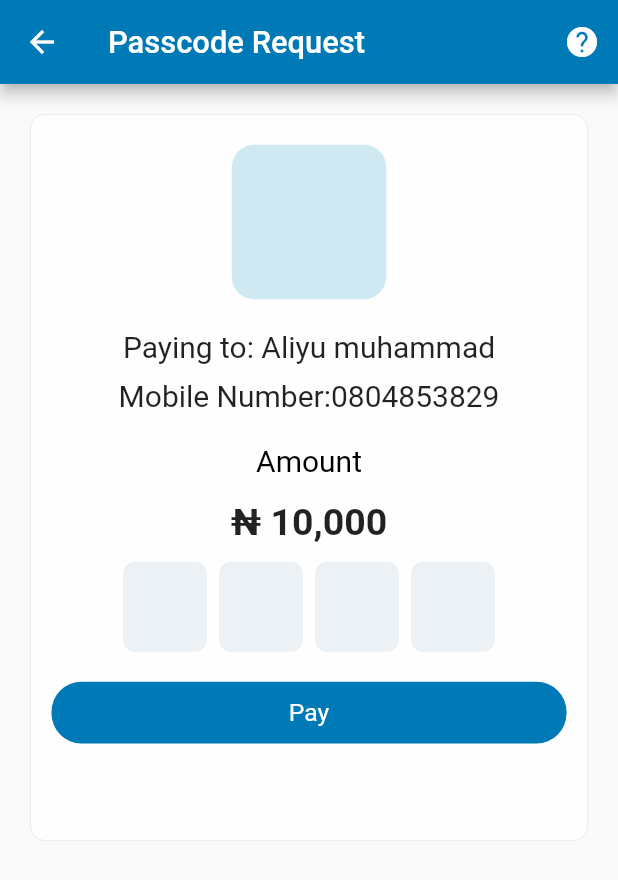
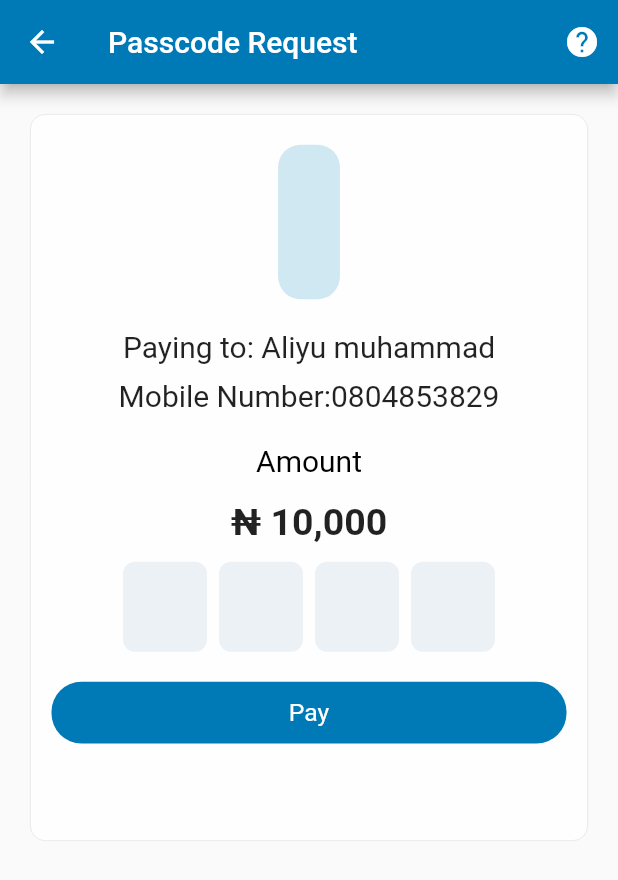
Before and after one commit to aliyumbutu/payot_app, a Flutter app: the AirtimeRecharge screen opened directly, after a tap on "Proceed", on a phone screen of 412 x 824 dp. Shown: the top 880 px of the screen. Run offline on Flutter 3.47's test engine with Material 2 defaults, Android fonts, the light colour scheme and no system bars; drawn by our look-alikes of pinput; our stand-ins replace pretty_qr_code, shared_preferences; missing offline and left inert: qr_code_scanner; accounts and stored records are empty; Roboto replaces fonts that are missing (Kufam_Medium).

Commit message:
final commit

```diff
--- a/lib/payments/passcoderequest.dart
+++ b/lib/payments/passcoderequest.dart
@@ -25,6 +25,8 @@ class _PasscodeRequestState extends State<PasscodeRequest> {
   @override
   Widget build(BuildContext context) {
     var notifier = Provider.of<ColorNotifier>(context, listen: true);
+    height = MediaQuery.of(context).size.height;
+    width = MediaQuery.of(context).size.width;
     return Scaffold(
       appBar: AppBar(
         backgroundColor: notifier.getprimeryColor,
@@ -41,7 +43,6 @@ class _PasscodeRequestState extends State<PasscodeRequest> {
           EnString.passcoderequest,
           style: TextStyle(
             color: notifier.getwihitecolor,
-            fontSize: height / 40,
             fontFamily: 'Kufam_Medium',
           ),
         ),
@@ -64,7 +65,7 @@ class _PasscodeRequestState extends State<PasscodeRequest> {
               Container(
                 margin: const EdgeInsets.only(top: 20),
 
-                width: width / 4.0,
+                width: width / 10.0,
                 height: height / 8,
                 decoration: ShapeDecoration(
                   color: const Color(0xFFCFE8F2),
--- a/lib/payments/scanandpay.dart
+++ b/lib/payments/scanandpay.dart
@@ -5,6 +5,7 @@ import 'package:provider/provider.dart';
 import 'package:qr_code_scanner/qr_code_scanner.dart';
 
 import '../utils/colornotifir.dart';
+import '../utils/mediaqury.dart';
 
 
 class ScanAndPay extends StatefulWidget {
@@ -23,6 +24,9 @@ class _ScanAndPay extends State<ScanAndPay> {
   @override
   Widget build(BuildContext context) {
     notifier = Provider.of<ColorNotifier>(context, listen: true);
+    height = MediaQuery.of(context).size.height;
+    width = MediaQuery.of(context).size.width;
+
     controller?.resumeCamera();
     // const size = MediaQuery.of(context).size;
     // height = MediaQuery.of(context).size.height,
--- a/lib/payments/sendtobank.dart
+++ b/lib/payments/sendtobank.dart
@@ -27,6 +27,8 @@ class _SendtoBankState extends State<SendtoBank> {
   @override
   Widget build(BuildContext context) {
     var notifier = Provider.of<ColorNotifier>(context, listen: true);
+    height = MediaQuery.of(context).size.height;
+    width = MediaQuery.of(context).size.width;
     return Scaffold(
       appBar: AppBar(
         backgroundColor: notifier.getprimeryColor,
--- a/lib/payments/sendtonumber.dart
+++ b/lib/payments/sendtonumber.dart
@@ -27,6 +27,8 @@ class _SendToNumberState extends State<SendToNumber> {
 
   Widget build(BuildContext context) {
     var notifier = Provider.of<ColorNotifier>(context, listen: true);
+    height = MediaQuery.of(context).size.height;
+    width = MediaQuery.of(context).size.width;
     return Scaffold(
       appBar: AppBar(
         backgroundColor: notifier.getprimeryColor,
--- a/lib/payments/sendwithqrcode.dart
+++ b/lib/payments/sendwithqrcode.dart
@@ -25,6 +25,8 @@ class _SendWithQrCodeState extends State<SendWithQrCode> {
   @override
   Widget build(BuildContext context) {
     var notifier = Provider.of<ColorNotifier>(context, listen: true);
+    height = MediaQuery.of(context).size.height;
+    width = MediaQuery.of(context).size.width;
     return Scaffold(
       appBar: AppBar(
         backgroundColor: notifier.getprimeryColor,
--- a/lib/screens/authscreens/otp.dart
+++ b/lib/screens/authscreens/otp.dart
@@ -27,6 +27,8 @@ class _OtpState extends State<Otp> {
 
   Widget build(BuildContext context) {
     notifier = Provider.of<ColorNotifier>(context, listen: true);
+    height = MediaQuery.of(context).size.height;
+    width = MediaQuery.of(context).size.width;
     return Scaffold(
       body: SingleChildScrollView(
         child: Column(
--- a/lib/screens/authscreens/register.dart
+++ b/lib/screens/authscreens/register.dart
@@ -27,6 +27,8 @@ class _RegisterState extends State<Register> {
   Widget build(BuildContext context) {
     TextEditingController number = TextEditingController();
     notifier = Provider.of<ColorNotifier>(context, listen: true);
+    height = MediaQuery.of(context).size.height;
+    width = MediaQuery.of(context).size.width;
     return Scaffold(
       body :SingleChildScrollView(
         child: Column(
--- a/lib/screens/authscreens/setpasscode.dart
+++ b/lib/screens/authscreens/setpasscode.dart
@@ -25,6 +25,8 @@ class _SetPascscodeState extends State<SetPascscode> {
   @override
   Widget build(BuildContext context) {
     notifier = Provider.of<ColorNotifier>(context, listen: true);
+    height = MediaQuery.of(context).size.height;
+    width = MediaQuery.of(context).size.width;
     return Scaffold(
       appBar: AppBar(
         backgroundColor: notifier.getprimeryColor,
--- a/lib/screens/authscreens/signin.dart
+++ b/lib/screens/authscreens/signin.dart
@@ -28,6 +28,8 @@ class _SignInState extends State<SignIn> {
   Widget build(BuildContext context) {
     TextEditingController number = TextEditingController();
     notifier = Provider.of<ColorNotifier>(context, listen: true);
+    height = MediaQuery.of(context).size.height;
+    width = MediaQuery.of(context).size.width;
     return  Scaffold(
       body :SingleChildScrollView(
         child: Column(
--- a/lib/screens/home/airtimerecharge.dart
+++ b/lib/screens/home/airtimerecharge.dart
@@ -28,6 +28,8 @@ class _AirtimeRechargeState extends State<AirtimeRecharge> {
     TextEditingController mobilenumbet = TextEditingController();
     TextEditingController amount = TextEditingController();
     notifier = Provider.of<ColorNotifier>(context, listen: true);
+    height = MediaQuery.of(context).size.height;
+    width = MediaQuery.of(context).size.width;
 
     return Scaffold(
       appBar: AppBar(
--- a/lib/screens/home/homescreen.dart
+++ b/lib/screens/home/homescreen.dart
@@ -51,6 +51,8 @@ class _HomeScreenState extends State<HomeScreen> {
   @override
   Widget build(BuildContext context) {
     notifier = Provider.of<ColorNotifier>(context, listen: true);
+    height = MediaQuery.of(context).size.height;
+    width = MediaQuery.of(context).size.width;
     bool checkTrnx = false;
     return  Scaffold(
 
--- a/lib/screens/home/paymentcomple.dart
+++ b/lib/screens/home/paymentcomple.dart
@@ -20,6 +20,8 @@ class _PaymentcompleState extends State<Paymentcomple> {
   @override
   Widget build(BuildContext context) {
     notifier = Provider.of<ColorNotifier>(context, listen: true);
+    height = MediaQuery.of(context).size.height;
+    width = MediaQuery.of(context).size.width;
     return Scaffold(
       appBar: AppBar(
         backgroundColor: notifier.getprimeryColor,
--- a/lib/screens/home/settings.dart
+++ b/lib/screens/home/settings.dart
@@ -26,6 +26,8 @@ class _Setting extends State<Setting> {
   @override
   Widget build(BuildContext context) {
     notifier = Provider.of<ColorNotifier>(context, listen: true);
+    height = MediaQuery.of(context).size.height;
+    width = MediaQuery.of(context).size.width;
     return  Scaffold(
       appBar: AppBar(
 
--- a/lib/screens/splashscreen/splashscreen.dart
+++ b/lib/screens/splashscreen/splashscreen.dart
@@ -38,6 +38,8 @@ class _SplashscreenState extends State<Splashscreen> {
     height = MediaQuery.of(context).size.height;
     width = MediaQuery.of(context).size.width;
     notifier = Provider.of<ColorNotifier>(context, listen: true);
+    height = MediaQuery.of(context).size.height;
+    width = MediaQuery.of(context).size.width;
 
     return Scaffold(
       backgroundColor: notifier.getbackgroudcolor,
```
Also changed, not shown: lib/screens/authscreens/registerfinal.dart (+7 -4 lines), 1 other file.
